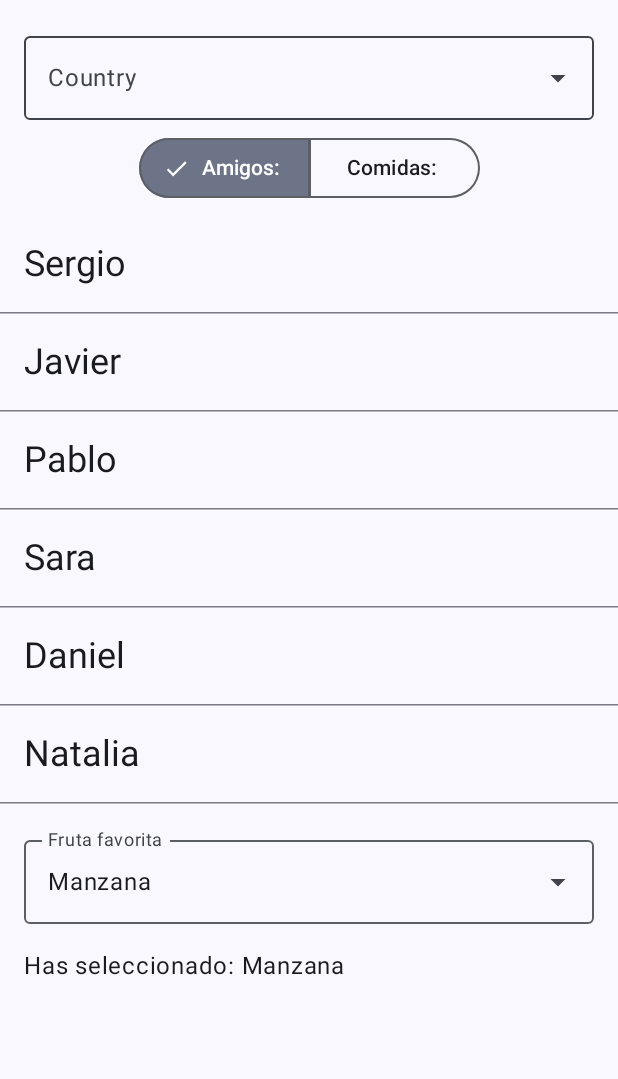
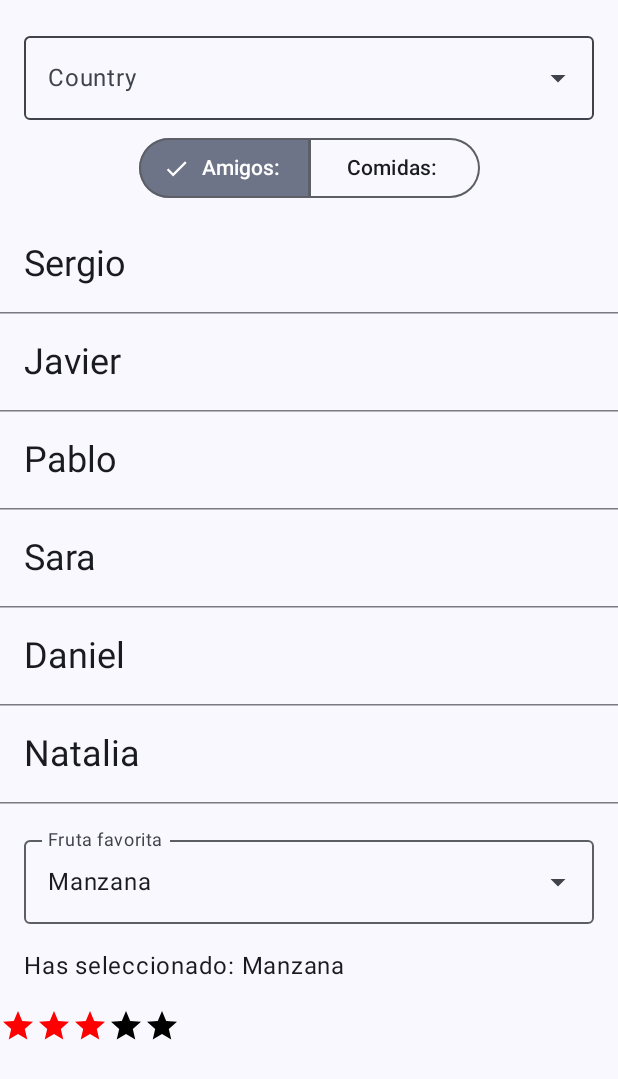
Before and after one commit to MrPancetita/JCAdapters, an Android app built with Jetpack Compose: the screen it shows after launch (MainActivity), after a tap on "Amigos:", on a phone screen of 412 x 824 dp. Shown: the top 1079 px of the screen. Run offline under Robolectric (Android 15) with nearby library versions, the phone set to English and light mode, and no system bars; libraries missing offline, so code that uses them is left out: com.bumptech.glide; 1 other tap on this screen came first.

Commit message:
fix en el tint

```diff
--- a/app/src/main/java/net/iessochoa/sergiocontreras/jcadapters/MainScreen.kt
+++ b/app/src/main/java/net/iessochoa/sergiocontreras/jcadapters/MainScreen.kt
@@ -28,6 +28,7 @@ import androidx.compose.ui.unit.dp
 import net.iessochoa.sergiocontreras.jcadapters.ui.components.EjemploDropdownMenu
 import net.iessochoa.sergiocontreras.jcadapters.ui.components.ItemListAdvance
 import net.iessochoa.sergiocontreras.jcadapters.ui.components.ItemListBasic
+import net.iessochoa.sergiocontreras.jcadapters.ui.components.RatingBar
 import net.iessochoa.sergiocontreras.jcadapters.ui.components.SpinnerPan
 import net.iessochoa.sergiocontreras.jcadapters.ui.theme.JCAdaptersTheme
 
@@ -62,6 +63,8 @@ fun MainView(modifier: Modifier, onSelectedItem: (Food) -> Unit) {
         stringResource(R.string.section_foods)
     )
     var selectedIndex by remember { mutableIntStateOf(0) }
+
+    var rating by remember { mutableIntStateOf(3) } // Inicializado en 3
 
     Column(modifier = modifier.padding(vertical = dimensionResource(R.dimen.common_padding_default))) {
         SpinnerPan(
@@ -127,5 +130,9 @@ fun MainView(modifier: Modifier, onSelectedItem: (Food) -> Unit) {
             }
         }
         EjemploDropdownMenu()
+        RatingBar(
+            currentRating = rating,
+            onRatingChanged = { newRating -> rating = newRating }
+        )
     }
 }
--- /dev/null
+++ b/app/src/main/java/net/iessochoa/sergiocontreras/jcadapters/ui/components/RatingBar.kt
@@ -0,0 +1,60 @@
+package net.iessochoa.sergiocontreras.jcadapters.ui.components
+
+import androidx.compose.foundation.clickable
+import androidx.compose.foundation.layout.Row
+import androidx.compose.material.icons.Icons
+import androidx.compose.material.icons.filled.Star
+import androidx.compose.material.icons.outlined.Star
+import androidx.compose.material3.Icon
+import androidx.compose.runtime.Composable
+import androidx.compose.ui.Modifier
+import androidx.compose.ui.graphics.Color
+import androidx.compose.ui.graphics.vector.ImageVector
+
+/**
+ * Project: JC Adapters
+ * From: net.iessochoa.sergiocontreras.jcadapters.ui.components
+ * Created by: Contr
+ * On: 20/10/2025 at 10:12
+ * Creado en Settings -> Editor -> File and Code Templates
+ */
+
+/**
+ * Rating bar composable
+ * @param maxRating número de estrellas
+ * @param currentRating rating actual
+ * @param onRatingChanged callback para cuando se cambia el rating
+ * @param iconSelect icono para seleccionado
+ * @param iconUnSelect icono para no seleccionado
+ * @param modifier modificador
+ * @param color color de las estrellas
+ */
+
+// RatingBar.kt - versión corregida
+@Composable
+fun RatingBar(
+    maxRating: Int = 5,
+    currentRating: Int,
+    onRatingChanged: (Int) -> Unit,
+    iconSelect: ImageVector = Icons.Filled.Star,
+    iconUnSelect: ImageVector = Icons.Outlined.Star,
+    modifier: Modifier = Modifier,
+    color: Color = Color.Red
+) {
+    // 1. Aplica el modifier del parámetro al componente raíz (el Row)
+    Row(modifier = modifier) {
+        for (i in 1..maxRating) {
+            Icon(
+                imageVector = if (i <= currentRating) iconSelect else iconUnSelect,
+                contentDescription = "Star $i",
+                // 2. Crea un Modifier nuevo y local para cada Icon
+                modifier = Modifier.clickable {
+                    onRatingChanged(
+                        if (i == 1 && currentRating == 1) 0 else i
+                    )
+                },
+                tint = if (i <= currentRating) color else Color.Unspecified
+            )
+        }
+    }
+}
```
